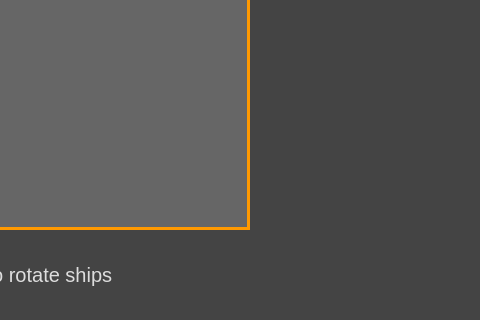
The window that application.ui (LukaszMichalsky/PS-Warships-GUI) describes before a commit, drawn with Qt 5; both pictures show x 320 to 800 and y 180 to 500 of the 800 by 500 pixel window.
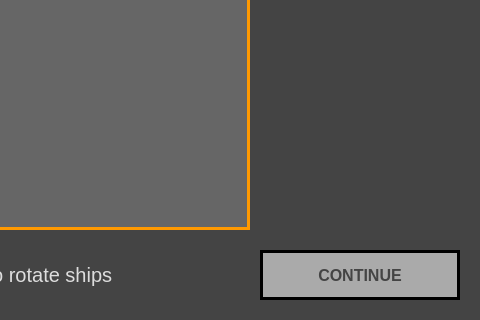
The same window after the commit. Custom widgets are drawn as their Qt base class.

Commit message: Added manual board building page

What changed in the file:
```diff
--- a/application.ui
+++ b/application.ui
@@ -703,6 +703,22 @@
        <string>Press R to rotate ships</string>
       </property>
      </widget>
+     <widget class="QPushButton" name="btnBuildManualContinue">
+      <property name="enabled">
+       <bool>false</bool>
+      </property>
+      <property name="geometry">
+       <rect>
+        <x>580</x>
+        <y>430</y>
+        <width>200</width>
+        <height>50</height>
+       </rect>
+      </property>
+      <property name="text">
+       <string>CONTINUE</string>
+      </property>
+     </widget>
     </widget>
    </widget>
   </widget>
```
The commit also changes 8 other files.
